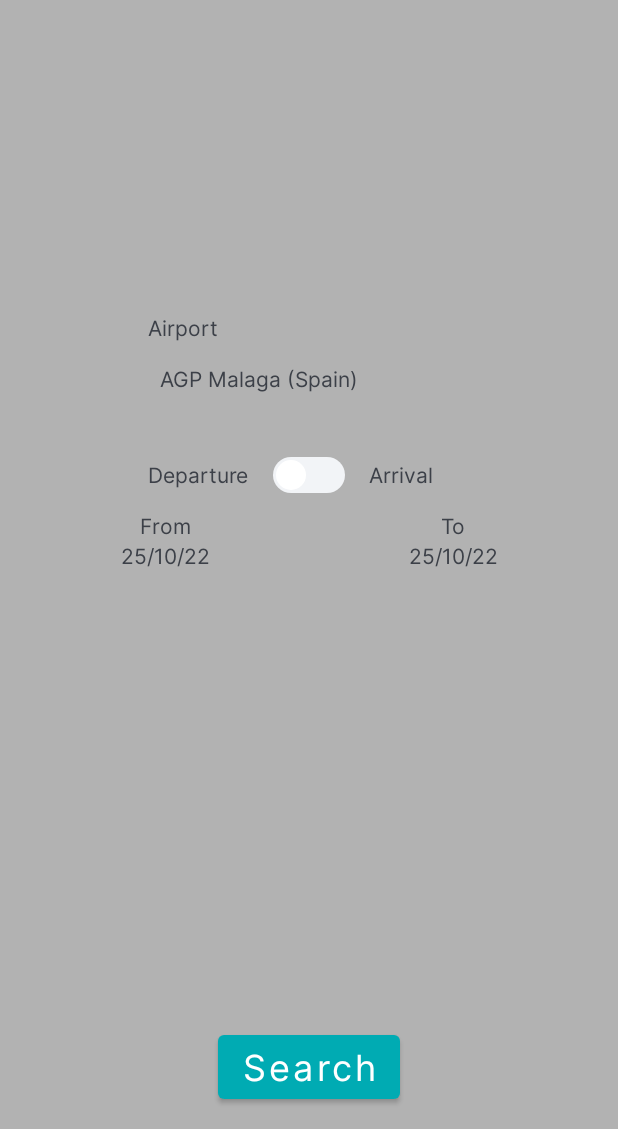
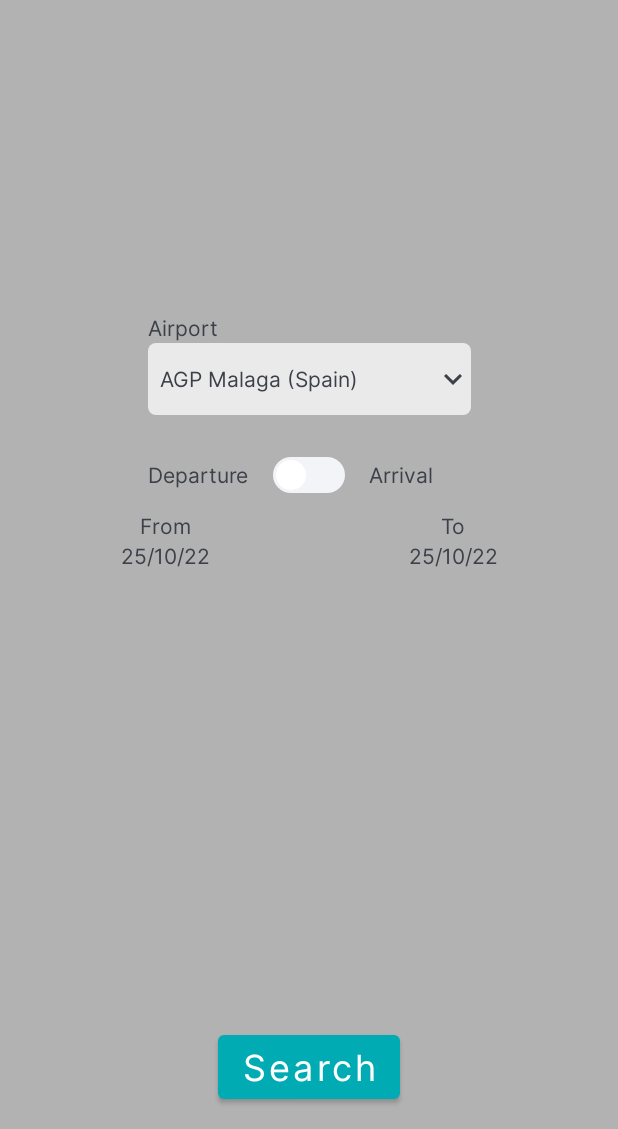
Before and after one commit to Gwe2B/FlightTrafficMaster, an Android app: the screen it shows after launch (MainActivity), on a phone screen of 412 x 824 dp, the part 107-1236 px from its top. Run offline under Robolectric (Android 15) with nearby library versions, the phone set to English and light mode, and no system bars.

Commit message:
Correcting some UI glitch

```diff
--- /dev/null
+++ b/app/src/main/java/com/flightmasterteam/flightmaster/FlightListActivity.kt
@@ -0,0 +1,11 @@
+package com.flightmasterteam.flightmaster
+
+import androidx.appcompat.app.AppCompatActivity
+import android.os.Bundle
+
+class FlightListActivity : AppCompatActivity() {
+    override fun onCreate(savedInstanceState: Bundle?) {
+        super.onCreate(savedInstanceState)
+        setContentView(R.layout.activity_flight_list)
+    }
+}
--- a/app/src/main/res/drawable-anydpi/ic_spinner_drop.xml
+++ /dev/null
@@ -1,11 +0,0 @@
-<vector xmlns:android="http://schemas.android.com/apk/res/android"
-    android:width="24dp"
-    android:height="24dp"
-    android:viewportWidth="24"
-    android:viewportHeight="24"
-    android:tint="#3C4048"
-    android:alpha="0.8">
-  <path
-      android:fillColor="@android:color/white"
-      android:pathData="M7.41,8.59L12,13.17l4.59,-4.58L18,10l-6,6 -6,-6 1.41,-1.41z"/>
-</vector>
--- /dev/null
+++ b/app/src/main/res/drawable/ic_spinner_drop.xml
@@ -0,0 +1,5 @@
+<vector android:height="24dp" android:tint="#3C4048"
+    android:viewportHeight="24" android:viewportWidth="24"
+    android:width="24dp" xmlns:android="http://schemas.android.com/apk/res/android">
+    <path android:fillColor="@android:color/white" android:pathData="M7.41,8.59L12,13.17l4.59,-4.58L18,10l-6,6 -6,-6 1.41,-1.41z"/>
+</vector>
--- a/app/src/main/res/drawable/spinner_background.xml
+++ b/app/src/main/res/drawable/spinner_background.xml
@@ -1,7 +1,5 @@
 <?xml version="1.0" encoding="utf-8"?>
-<selector xmlns:android="http://schemas.android.com/apk/res/android">
-    <item>
-        <layer-list>
+<layer-list xmlns:android="http://schemas.android.com/apk/res/android">
     <item>
         <shape android:shape="rectangle">
             <solid android:color="@color/lightgray" />
@@ -10,7 +8,5 @@
     </item>
     <item
         android:drawable="@drawable/ic_spinner_drop"
-                android:gravity="center|right" />
+        android:gravity="center_vertical|end" />
 </layer-list>
-    </item>
-</selector>
--- /dev/null
+++ b/app/src/main/res/layout/activity_flight_list.xml
@@ -0,0 +1,9 @@
+<?xml version="1.0" encoding="utf-8"?>
+<androidx.constraintlayout.widget.ConstraintLayout xmlns:android="http://schemas.android.com/apk/res/android"
+    xmlns:app="http://schemas.android.com/apk/res-auto"
+    xmlns:tools="http://schemas.android.com/tools"
+    android:layout_width="match_parent"
+    android:layout_height="match_parent"
+    tools:context=".FlightListActivity">
+
+</androidx.constraintlayout.widget.ConstraintLayout>
--- a/app/src/main/res/layout/activity_main.xml
+++ b/app/src/main/res/layout/activity_main.xml
@@ -5,6 +5,7 @@
     android:layout_width="match_parent"
     android:layout_height="match_parent"
     android:padding="14dp"
+    android:background="@color/mediumgray"
     tools:context=".MainActivity">
 
     <TextView
@@ -28,6 +29,7 @@
 
     <Spinner
         android:id="@+id/airport_spinner"
+        android:background="@drawable/spinner_background"
         android:layout_width="215dp"
         android:layout_height="wrap_content"
         android:layout_marginBottom="16dp"
@@ -69,6 +71,7 @@
         app:layout_constraintTop_toTopOf="@id/switch_dep_arr" />
 
     <Button
+        android:id="@+id/search_button"
         android:layout_width="wrap_content"
         android:layout_height="wrap_content"
         android:text="@string/search_button"
--- a/app/src/main/res/values/themes.xml
+++ b/app/src/main/res/values/themes.xml
@@ -9,7 +9,6 @@
         <item name="colorOnSecondary">@color/darkgray</item>
 
         <!-- Customize your theme here. -->
-        <item name="android:background">@color/mediumgray</item>
 
         <!-- Text Settings -->
         <item name="android:textColor">@color/darkgray</item>
@@ -24,7 +23,7 @@
     </style>
 
     <!-- Spinners Style -->
-    <style name="Theme.FlightMaster.Spinner" parent="Widget.AppCompat.TextView">
+    <style name="Theme.FlightMaster.Spinner" parent="Widget.AppCompat.Spinner">
         <item name="overlapAnchor">true</item>
         <item name="android:background">@drawable/spinner_background</item>
     </style>
```
Also changed, not shown: app/src/main/res/drawable-hdpi/ic_spinner_drop.png (deleted), app/src/main/res/drawable-mdpi/ic_spinner_drop.png (deleted), app/src/main/res/drawable-xhdpi/ic_spinner_drop.png (deleted), app/src/main/res/drawable-xxhdpi/ic_spinner_drop.png (deleted). Lines whose indentation alone changed are shown as unchanged.
